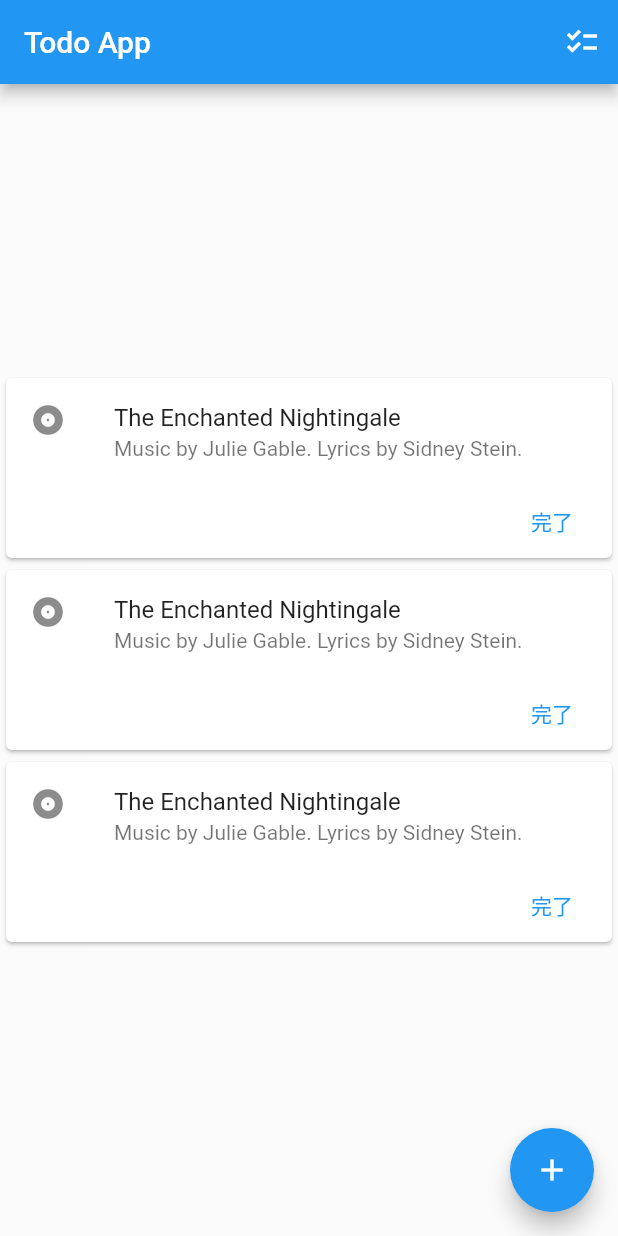
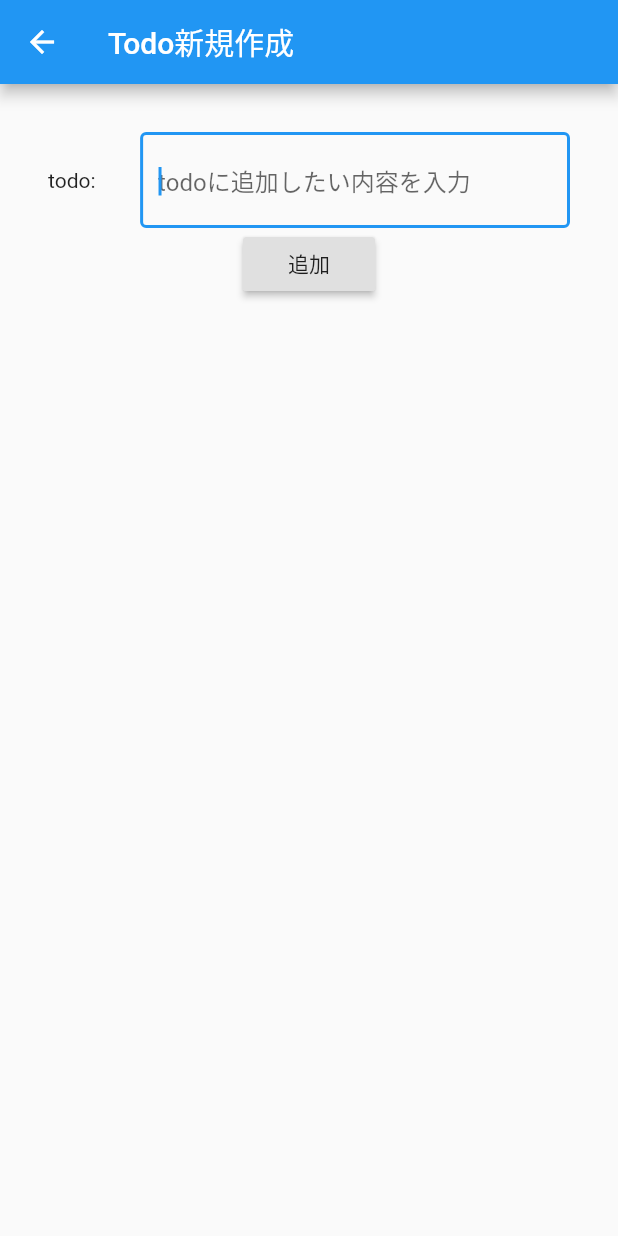
Before and after one commit to mitsuba19930328/sample_todo, a Flutter app: the screen it shows after launch, after a tap on the "add" icon, on a phone screen of 412 x 824 dp. Run offline on Flutter 3.47's test engine with Material 2 defaults, Android fonts, the phone set to English and light mode, and no system bars.

Commit message:
[ADD]新規todo作成サンプルFormの作成

```diff
--- /dev/null
+++ b/lib/create_todo_page.dart
@@ -0,0 +1,62 @@
+import 'package:flutter/material.dart';
+
+class CreateTodoPage extends StatefulWidget {
+  @override
+  _CreateTodoPageState createState() => _CreateTodoPageState();
+}
+
+class _CreateTodoPageState extends State<CreateTodoPage> {
+  var _todoController = TextEditingController();
+  var _text = '';
+  final myFocusNode = FocusNode();
+
+  void _submit() {
+      // 入力内容
+      _text = _todoController.text;
+    }
+
+  @override
+  Widget build(BuildContext context) {
+    return Scaffold(
+      appBar: AppBar(
+        title: Text("Todo新規作成"),
+      ),
+      body: Container(
+        padding: EdgeInsets.all(32.0),
+        child: Column(
+          children: [
+            Row(
+              children: <Widget>[
+                Expanded(
+                  flex: 3,
+                  child: Text('todo: '),
+                ),
+                Expanded(
+                  flex: 14,
+                  child: TextFormField(
+                    controller: _todoController,
+                    autofocus: true,
+                    decoration: InputDecoration(
+                      border: OutlineInputBorder(),
+                      hintText: 'todoに追加したい内容を入力',
+                    ),
+                  ),
+                ),
+              ],
+            ),
+            RaisedButton(
+              child: Text('追加'),
+              onPressed: (){
+                _submit();
+              },
+            ),
+            Container(
+              padding: EdgeInsets.all(8.0),
+              child: Text(_text),
+            )
+          ],
+        ),
+      ),
+    );
+  }
+}
--- a/lib/main.dart
+++ b/lib/main.dart
@@ -1,5 +1,6 @@
 import 'package:flutter/material.dart';
-import 'package:sample_todo/completed_todo_page.dart'; //遷移先ページインポート
+import 'package:sample_todo/completed_todo_page.dart';
+import 'package:sample_todo/create_todo_page.dart';
 
 void main() {
   runApp(const MyApp());
@@ -93,7 +94,14 @@ class _MyHomePageState extends State<MyHomePage> {
         ],
       ),
       floatingActionButton: FloatingActionButton(
-        onPressed: _createTodo,
+        onPressed: () { // ボタン押したときに実行される
+          Navigator.push(
+            context,
+            MaterialPageRoute(
+              builder: (context) => CreateTodoPage(), // SecondPageは遷移先のクラス
+            ),
+          );
+        },
         tooltip: 'todoチケットの新規作成',
         child: const Icon(Icons.add),
       ),
```
